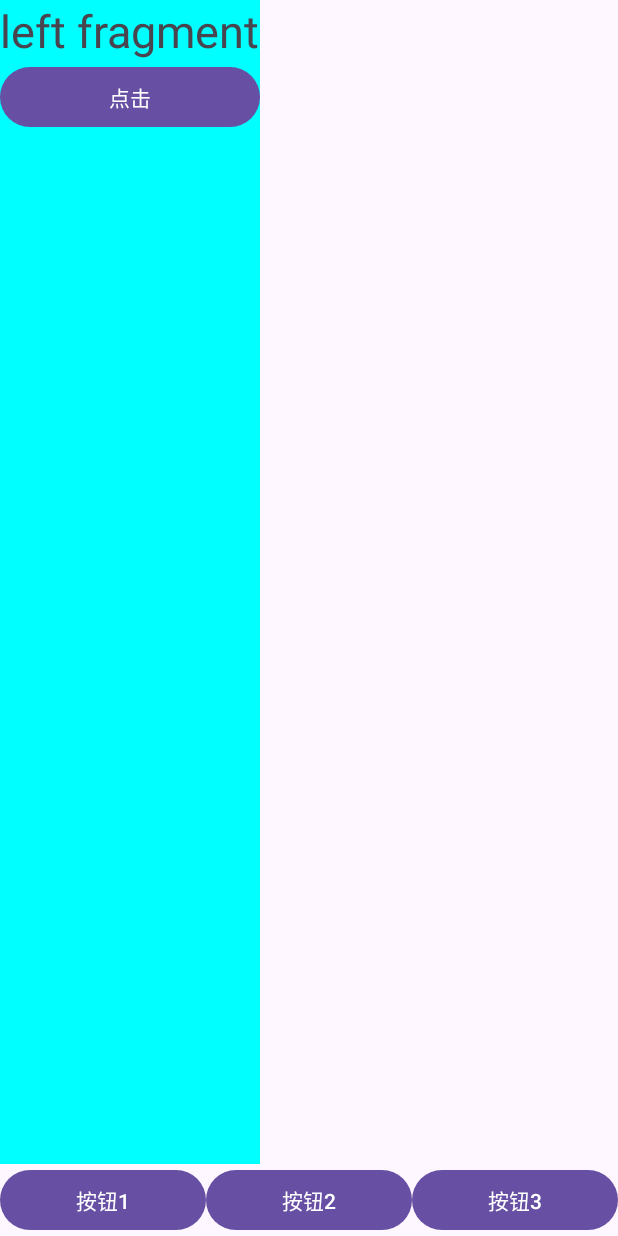
After one commit to xiakucao147/Android, an Android app: the fragment LeftFragment placed in its activity, on a phone screen of 412 x 824 dp. The commit adds this screen. Run offline under Robolectric (Android 15) with nearby library versions, the phone set to English and light mode, and no system bars.

Commit message:
Fragment布局例子

```diff
--- /dev/null
+++ b/app/src/main/java/com/example/androiddemojava/LeftFragment.java
@@ -0,0 +1,101 @@
+package com.example.androiddemojava;
+
+import android.os.Bundle;
+
+import androidx.annotation.Nullable;
+import androidx.fragment.app.Fragment;
+
+import android.view.LayoutInflater;
+import android.view.View;
+import android.view.ViewGroup;
+import android.widget.Button;
+import android.widget.TextView;
+import android.widget.Toast;
+
+/**
+ * A simple {@link Fragment} subclass.
+ * Use the {@link LeftFragment#newInstance} factory method to
+ * create an instance of this fragment.
+ */
+public class LeftFragment extends Fragment {
+
+    // TODO: Rename parameter arguments, choose names that match
+    // the fragment initialization parameters, e.g. ARG_ITEM_NUMBER
+    private static final String ARG_PARAM1 = "param1";
+    private static final String ARG_PARAM2 = "param2";
+
+    // TODO: Rename and change types of parameters
+    private String mParam1;
+    private String mParam2;
+
+    public LeftFragment() {
+        // Required empty public constructor
+    }
+
+    /**
+     * Use this factory method to create a new instance of
+     * this fragment using the provided parameters.
+     *
+     * @param param1 Parameter 1.
+     * @param param2 Parameter 2.
+     * @return A new instance of fragment LeftFragment.
+     */
+    // TODO: Rename and change types and number of parameters
+    public static LeftFragment newInstance(String param1, String param2) {
+        LeftFragment fragment = new LeftFragment();
+        Bundle args = new Bundle();
+        args.putString(ARG_PARAM1, param1);
+        args.putString(ARG_PARAM2, param2);
+        fragment.setArguments(args);
+        return fragment;
+    }
+
+    @Override
+    public void onCreate(Bundle savedInstanceState) {
+        super.onCreate(savedInstanceState);
+        if (getArguments() != null) {
+            mParam1 = getArguments().getString(ARG_PARAM1);
+            mParam2 = getArguments().getString(ARG_PARAM2);
+        }
+    }
+
+    @Override
+    public View onCreateView(LayoutInflater inflater, ViewGroup container,
+                             Bundle savedInstanceState) {
+        // Inflate the layout for this fragment
+        return inflater.inflate(R.layout.fragment1, container, false);
+    }
+    @Override
+
+    public void onActivityCreated(@Nullable Bundle savedInstanceState) {
+
+        super.onActivityCreated(savedInstanceState);
+
+        Button btn_left=getActivity().findViewById(R.id.btn_left);
+
+        TextView tv_let=getActivity().findViewById(R.id.tv_left);
+
+        TextView tv_right=getActivity().findViewById(R.id.tv_right);
+
+        btn_left.setOnClickListener(new View.OnClickListener() {
+
+            @Override
+
+            public void onClick(View view) {
+
+                System.out.println(tv_let.getText().toString());
+
+                System.out.println(tv_right.getText().toString());
+
+                tv_right.setText("你好！");
+
+                tv_let.setText("你好！你好");
+
+                Toast.makeText(getActivity(),tv_let.getText().toString(),Toast.LENGTH_LONG).show();
+
+            }
+
+        });
+
+    }
+}
--- /dev/null
+++ b/app/src/main/res/layout/fragment1.xml
@@ -0,0 +1,34 @@
+<?xml version="1.0" encoding="utf-8"?>
+<LinearLayout xmlns:android="http://schemas.android.com/apk/res/android"
+
+    android:layout_width="wrap_content"
+
+    android:layout_height="match_parent"
+
+    android:background="#00ffff"
+
+    android:orientation="vertical">
+
+    <TextView
+
+        android:layout_width="match_parent"
+
+        android:layout_height="wrap_content"
+
+        android:text="left fragment"
+
+        android:textSize="30sp"
+
+        android:id="@+id/tv_left"/>
+
+    <Button
+
+        android:layout_width="match_parent"
+
+        android:layout_height="wrap_content"
+
+        android:id="@+id/btn_left"
+
+        android:text="点击"/>
+
+</LinearLayout>
--- a/app/src/main/res/values/strings.xml
+++ b/app/src/main/res/values/strings.xml
@@ -43,4 +43,6 @@
         libero vel nunc consequat, quis tincidunt nisl eleifend. Cras bibendum enim a justo luctus
         vestibulum. Fusce dictum libero quis erat maximus, vitae volutpat diam dignissim.
     </string>
+    <!-- TODO: Remove or change this placeholder text -->
+    <string name="hello_blank_fragment">Hello blank fragment</string>
 </resources>
```
Also changed, not shown: app/src/main/java/com/example/androiddemojava/BottomFragment.java (added, +64 -0 lines), app/src/main/java/com/example/androiddemojava/MainActivity.java (+22 -67 lines), app/src/main/java/com/example/androiddemojava/RightFragment.java (added, +64 -0 lines), app/src/main/res/layout/activity_main.xml (+58 -75 lines), app/src/main/res/layout/fragment2.xml (added, +22 -0 lines), app/src/main/res/layout/fragment_bottom.xml (added, +14 -0 lines).
